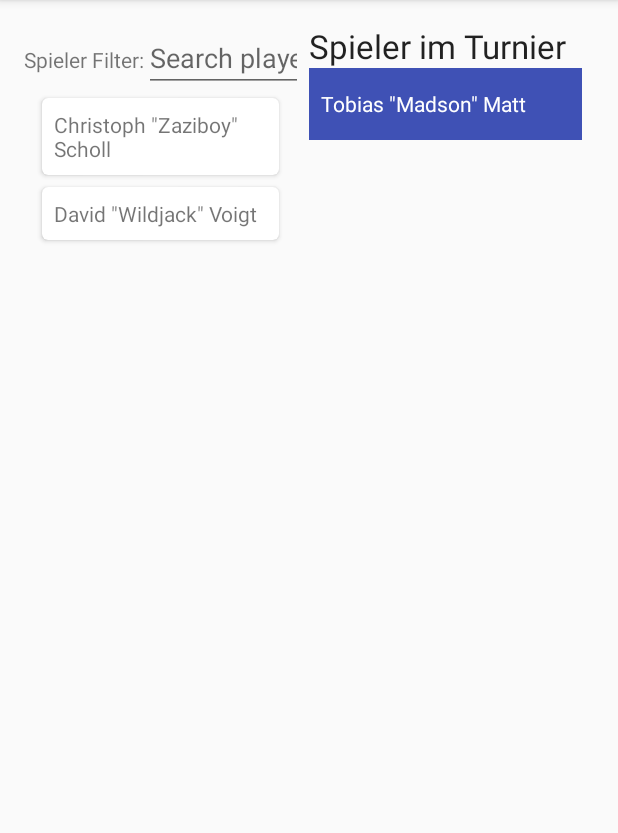
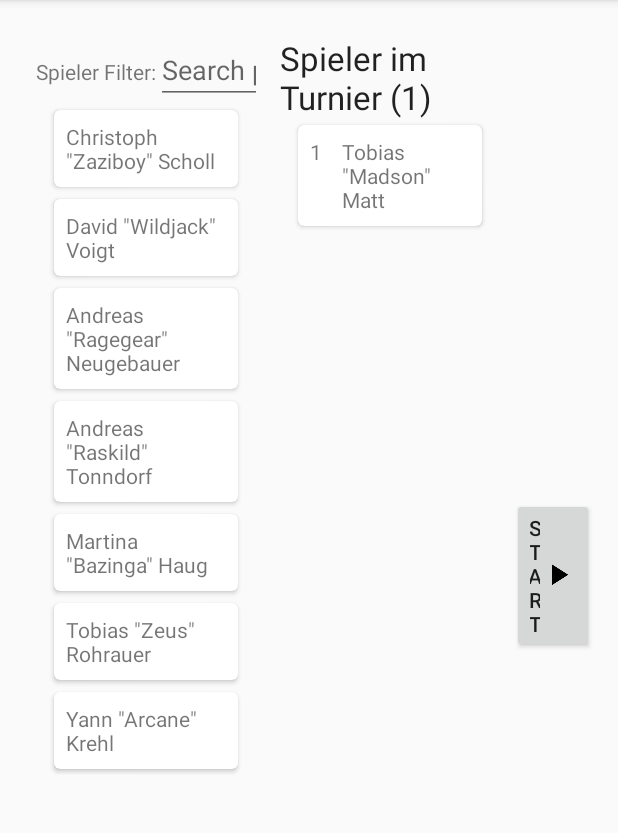
Before and after one commit to madmadson/opentournament, an Android app: the fragment OngoingTournamentManagementFragment placed in its activity, after a tap on an icon or button, on a phone screen of 412 x 824 dp, the part 84-917 px from its top. Run offline under Robolectric (Android 15) with nearby library versions, the phone set to English and light mode, and no system bars; libraries missing offline, so code that uses them is left out: net.danlew.android; 6 statements that could not run were skipped.

Commit message:
refactor player list

```diff
--- a/app/src/main/java/madson/org/opentournament/service/OngoingTournamentServiceImpl.java
+++ b/app/src/main/java/madson/org/opentournament/service/OngoingTournamentServiceImpl.java
@@ -49,23 +49,24 @@ public class OngoingTournamentServiceImpl implements OngoingTournamentService {
 
     private void createMockTournamentPlayers() {
 
+        addPlayerToTournament(1, 1);
+        addPlayerToTournament(1, 2);
+        addPlayerToTournament(1, 3);
+        addPlayerToTournament(1, 4);
+        addPlayerToTournament(1, 5);
+        addPlayerToTournament(1, 6);
+        addPlayerToTournament(1, 7);
+        addPlayerToTournament(1, 8);
+    }
+
+
+    private void addPlayerToTournament(int tournament_id, int player_id) {
+
         SQLiteDatabase db = openTournamentDBHelper.getWritableDatabase();
-
-        ContentValues contentValues = new ContentValues();
-        contentValues.put("tournament_id", 1);
-        contentValues.put("player_id", 1);
-        db.insert(TournamentPlayerTable.TABLE_TOURNAMENT_PLAYER, null, contentValues);
-        contentValues.clear();
-
+        ContentValues contentValues;
         contentValues = new ContentValues();
-        contentValues.put("tournament_id", 1);
-        contentValues.put("player_id", 2);
-        db.insert(TournamentPlayerTable.TABLE_TOURNAMENT_PLAYER, null, contentValues);
-        contentValues.clear();
-
-        contentValues = new ContentValues();
-        contentValues.put("tournament_id", 1);
-        contentValues.put("player_id", 3);
+        contentValues.put("tournament_id", tournament_id);
+        contentValues.put("player_id", player_id);
         db.insert(TournamentPlayerTable.TABLE_TOURNAMENT_PLAYER, null, contentValues);
     }
 
--- a/app/src/main/java/madson/org/opentournament/service/PlayerServiceImpl.java
+++ b/app/src/main/java/madson/org/opentournament/service/PlayerServiceImpl.java
@@ -55,6 +55,11 @@ public class PlayerServiceImpl implements PlayerService {
         createPlayer(1, new Player("Tobias", "Madson", "Matt"));
         createPlayer(2, new Player("Christoph", "Zaziboy", "Scholl"));
         createPlayer(3, new Player("David", "Wildjack", "Voigt"));
+        createPlayer(4, new Player("Andreas", "Ragegear", "Neugebauer"));
+        createPlayer(5, new Player("Andreas", "Raskild", "Tonndorf"));
+        createPlayer(6, new Player("Martina", "Bazinga", "Haug"));
+        createPlayer(7, new Player("Tobias", "Zeus", "Rohrauer"));
+        createPlayer(8, new Player("Yann", "Arcane", "Krehl"));
     }
 
 
--- /dev/null
+++ b/app/src/main/java/madson/org/opentournament/tournament/NextRoundFragment.java
@@ -0,0 +1,43 @@
+package madson.org.opentournament.tournament;
+
+import android.os.Bundle;
+
+import android.support.annotation.Nullable;
+
+import android.support.v4.app.Fragment;
+
+import android.view.LayoutInflater;
+import android.view.View;
+import android.view.ViewGroup;
+
+import madson.org.opentournament.OpenTournamentApplication;
+import madson.org.opentournament.R;
+import madson.org.opentournament.domain.Tournament;
+import madson.org.opentournament.service.TournamentService;
+
+
+/**
+ * Write some fancy Javadoc!
+ *
+ * @author  Tobias Matt - tmatt@contargo.net
+ */
+public class NextRoundFragment extends Fragment {
+
+    private static final java.lang.String BUNDLE_TOURNAMENT_ID = "tournament_id";
+    private Tournament tournament;
+
+    @Override
+    public View onCreateView(LayoutInflater inflater, ViewGroup container, Bundle savedInstanceState) {
+
+        Bundle bundle = getArguments();
+
+        if (bundle != null) {
+            long aLong = bundle.getLong(BUNDLE_TOURNAMENT_ID);
+            TournamentService tournamentService = ((OpenTournamentApplication) getActivity().getApplication())
+                .getTournamentService();
+            tournament = tournamentService.getTournamentForId(aLong);
+        }
+
+        return inflater.inflate(R.layout.fragment_next_round_fragment, container, false);
+    }
+}
--- a/app/src/main/java/madson/org/opentournament/tournament/OngoingTournamentManagementFragment.java
+++ b/app/src/main/java/madson/org/opentournament/tournament/OngoingTournamentManagementFragment.java
@@ -82,6 +82,9 @@ public class OngoingTournamentManagementFragment extends Fragment
                 fragmentTransaction.replace(R.id.right_fragment_container, tournamentPlayerListFragment);
             }
 
+            NextRoundFragment nextRoundFragment = new NextRoundFragment();
+            fragmentTransaction.replace(R.id.next_round_container, nextRoundFragment);
+
             fragmentTransaction.setTransition(FragmentTransaction.TRANSIT_FRAGMENT_OPEN);
             fragmentTransaction.commit();
         }
@@ -107,5 +110,10 @@ public class OngoingTournamentManagementFragment extends Fragment
         if (availablePlayerListFragment != null) {
             availablePlayerListFragment.addPlayer(player);
         }
+
+        // for the heading
+        if (tournamentPlayerListFragment != null) {
+            tournamentPlayerListFragment.removePlayer();
+        }
     }
 }
--- a/app/src/main/java/madson/org/opentournament/tournament/TournamentPlayerListAdapter.java
+++ b/app/src/main/java/madson/org/opentournament/tournament/TournamentPlayerListAdapter.java
@@ -51,6 +51,7 @@ public class TournamentPlayerListAdapter extends RecyclerView.Adapter<Tournament
 
         final Player player = tournamentPlayerList.get(position);
         holder.setPlayer(player);
+        holder.getPlayerNumber().setText(String.valueOf(position + 1));
         holder.getPlayerNameInList()
             .setText(player.getFirstname() + " \"" + player.getNickname() + "\" " + player.getLastname());
     }
@@ -80,6 +81,7 @@ public class TournamentPlayerListAdapter extends RecyclerView.Adapter<Tournament
     public class ViewHolder extends RecyclerView.ViewHolder implements View.OnClickListener {
 
         private TextView playerNameInList;
+        private TextView playerNumber;
         private Player player;
 
         public ViewHolder(View v) {
@@ -87,7 +89,8 @@ public class TournamentPlayerListAdapter extends RecyclerView.Adapter<Tournament
             super(v);
             v.setOnClickListener(this);
 
-            playerNameInList = (TextView) v.findViewById(R.id.tournament_player_name_in_list);
+            playerNameInList = (TextView) v.findViewById(R.id.tournament_player_row_name);
+            playerNumber = (TextView) v.findViewById(R.id.tournmanet_player_row_player_number);
         }
 
         public TextView getPlayerNameInList() {
@@ -99,6 +102,12 @@ public class TournamentPlayerListAdapter extends RecyclerView.Adapter<Tournament
         public void setPlayer(Player player) {
 
             this.player = player;
+        }
+
+
+        public TextView getPlayerNumber() {
+
+            return playerNumber;
         }
 
 
--- a/app/src/main/java/madson/org/opentournament/tournament/TournamentPlayerListFragment.java
+++ b/app/src/main/java/madson/org/opentournament/tournament/TournamentPlayerListFragment.java
@@ -14,6 +14,8 @@ import android.util.Log;
 import android.view.LayoutInflater;
 import android.view.View;
 import android.view.ViewGroup;
+
+import android.widget.TextView;
 
 import madson.org.opentournament.OpenTournamentApplication;
 import madson.org.opentournament.R;
@@ -36,6 +38,8 @@ public class TournamentPlayerListFragment extends Fragment {
     public static final String BUNDLE_TOURNAMENT_ID = "tournament_id";
     private Long tournamentId;
     private TournamentPlayerListAdapter tournamentPlayerListAdapter;
+
+    private TextView heading;
 
     private TournamentPlayerListItemListener mListener;
 
@@ -62,6 +66,9 @@ public class TournamentPlayerListFragment extends Fragment {
 
         List<Player> players = ongoingTournamentService.getPlayersForTournament(tournamentId);
 
+        heading = (TextView) view.findViewById(R.id.heading_tournament_players);
+        heading.setText(getString(R.string.heading_tournament_player, players.size()));
+
         if (mListener != null) {
             tournamentPlayerListAdapter = new TournamentPlayerListAdapter(players, mListener);
             recyclerView.setAdapter(tournamentPlayerListAdapter);
@@ -80,6 +87,8 @@ public class TournamentPlayerListFragment extends Fragment {
         if (tournamentPlayerListAdapter != null) {
             tournamentPlayerListAdapter.add(player);
 
+            heading.setText(getString(R.string.heading_tournament_player, tournamentPlayerListAdapter.getItemCount()));
+
             Runnable runnable = new Runnable() {
 
                 @Override
@@ -94,6 +103,12 @@ public class TournamentPlayerListFragment extends Fragment {
             };
             runnable.run();
         }
+    }
+
+
+    public void removePlayer() {
+
+        heading.setText(getString(R.string.heading_tournament_player, tournamentPlayerListAdapter.getItemCount()));
     }
 
 
--- /dev/null
+++ b/app/src/main/res/layout/fragment_next_round_fragment.xml
@@ -0,0 +1,18 @@
+<?xml version="1.0" encoding="utf-8"?>
+<LinearLayout xmlns:android="http://schemas.android.com/apk/res/android"
+
+    android:layout_width="match_parent"
+    android:layout_height="match_parent"
+    android:gravity="center"
+    android:orientation="vertical">
+
+    <Button
+        android:id="@+id/next_round_button"
+        android:layout_width="wrap_content"
+        android:layout_height="wrap_content"
+        android:text="@string/button_start_tournament"
+        android:drawableRight="@drawable/ic_play_arrow_black_24dp"
+    />
+
+
+</LinearLayout>
--- a/app/src/main/res/layout/fragment_ongoing_tournament_management.xml
+++ b/app/src/main/res/layout/fragment_ongoing_tournament_management.xml
@@ -10,7 +10,6 @@
         android:layout_width="0dp"
         android:layout_height="match_parent"
         android:layout_weight="3"
-        android:paddingRight="8dp"
         android:id="@+id/left_fragment_container">
     </FrameLayout>
 
@@ -18,8 +17,14 @@
         android:layout_width="0dp"
         android:layout_height="match_parent"
         android:layout_weight="3"
-        android:paddingRight="8dp"
         android:id="@+id/right_fragment_container">
     </FrameLayout>
 
+    <FrameLayout
+        android:layout_width="0dp"
+        android:layout_height="match_parent"
+        android:layout_weight="1"
+        android:id="@+id/next_round_container">
+    </FrameLayout>
+
 </LinearLayout>
--- a/app/src/main/res/layout/fragment_player_list.xml
+++ b/app/src/main/res/layout/fragment_player_list.xml
@@ -3,6 +3,7 @@
     android:orientation="vertical"
     android:layout_width="match_parent"
     android:layout_height="match_parent"
+    android:padding="@dimen/player_list_padding"
     android:layout_column="2"
     android:descendantFocusability="beforeDescendants"
     android:focusableInTouchMode="true">
--- a/app/src/main/res/layout/fragment_tournament_player_list.xml
+++ b/app/src/main/res/layout/fragment_tournament_player_list.xml
@@ -1,13 +1,14 @@
 <?xml version="1.0" encoding="utf-8"?>
 <RelativeLayout xmlns:android="http://schemas.android.com/apk/res/android"
-    android:orientation="vertical" android:layout_width="match_parent"
+    android:orientation="vertical"
+    android:padding="@dimen/player_list_padding"
+    android:layout_width="match_parent"
     android:layout_height="match_parent">
 
     <TextView
         android:id="@+id/heading_tournament_players"
         android:layout_width="wrap_content"
         android:layout_height="wrap_content"
-        android:text="Spieler im Turnier"
         android:textAppearance="@android:style/TextAppearance.Large" />
 
     <android.support.v7.widget.RecyclerView
@@ -15,8 +16,6 @@
         android:layout_width="match_parent"
         android:layout_height="wrap_content"
         android:scrollbars="vertical"
-        android:foreground="?attr/selectableItemBackground"
-        android:background="@color/colorPrimary"
         android:layout_below="@id/heading_tournament_players"/>
 
 </RelativeLayout>
--- a/app/src/main/res/layout/tournament_player_list_row.xml
+++ b/app/src/main/res/layout/tournament_player_list_row.xml
@@ -1,21 +1,33 @@
 <?xml version="1.0" encoding="utf-8"?>
-<RelativeLayout xmlns:android="http://schemas.android.com/apk/res/android"
+<android.support.v7.widget.CardView
+    xmlns:android="http://schemas.android.com/apk/res/android"
+    xmlns:card_view="http://schemas.android.com/apk/res-auto"
+    android:layout_gravity="center"
+    android:layout_height="wrap_content"
     android:layout_width="match_parent"
-    android:layout_height="48dp"
-    android:paddingTop="8dp"
-    android:paddingBottom="8dp"
-    android:paddingRight="8dp"
-    android:paddingLeft="8dp"
-    android:id="@+id/tournament_player_row">
+    android:id="@+id/tournament_player_row_card_view"
+    card_view:cardCornerRadius="4dp"
+    android:layout_marginLeft="@dimen/player_card_side_margin"
+    android:layout_marginRight="@dimen/player_card_side_margin"
+    android:layout_marginBottom="@dimen/player_card_top_bottom_margin"
+    android:layout_marginTop="@dimen/player_card_top_bottom_margin">
 
-    <TextView
-        android:id="@+id/tournament_player_name_in_list"
-        android:layout_width="wrap_content"
+    <LinearLayout
+        android:id="@+id/lib_card_content"
+        android:layout_width="match_parent"
         android:layout_height="wrap_content"
-        android:layout_centerVertical="true"
-        android:text="New Text"
-        android:textColor="@color/colorTextIcon"
+        android:background="?android:attr/selectableItemBackground"
+        android:padding="@dimen/player_card_padding">
 
-        />
-
-</RelativeLayout>
+        <TextView
+            android:id="@+id/tournmanet_player_row_player_number"
+            android:layout_width="0dp"
+            android:layout_weight="1"
+            android:layout_height="wrap_content" />
+        <TextView
+            android:id="@+id/tournament_player_row_name"
+            android:layout_width="0dp"
+            android:layout_weight="4"
+            android:layout_height="wrap_content" />
+    </LinearLayout>
+</android.support.v7.widget.CardView>
--- a/app/src/main/res/values/dimens.xml
+++ b/app/src/main/res/values/dimens.xml
@@ -15,5 +15,6 @@
     <dimen name="player_card_side_margin">12dp</dimen>
 
     <dimen name="player_create_dialog">8dp</dimen>
+    <dimen name="player_list_padding">8dp</dimen>
 
 </resources>
--- a/app/src/main/res/values/strings.xml
+++ b/app/src/main/res/values/strings.xml
@@ -30,8 +30,15 @@
     <string name="label_firstname">firstname</string>
     <string name="label_nickname">nickname</string>
     <string name="label_lastname">lastname</string>
+
+
+    <!-- New Player For Tournament dialog-->
     <string name="validation_error_empty">field cant not be empty</string>
     <string name="success_new_player_inserted">New Player inserted</string>
     <string name="new_player_tournament_title" type="id">Neuer Spieler für Turnier: %1$s</string>
+    <string name="button_start_tournament">Start</string>
+
+    <!-- Tournament Player List -->
+    <string name="heading_tournament_player">Spieler im Turnier (%1$d)</string>
 
 </resources>
```
